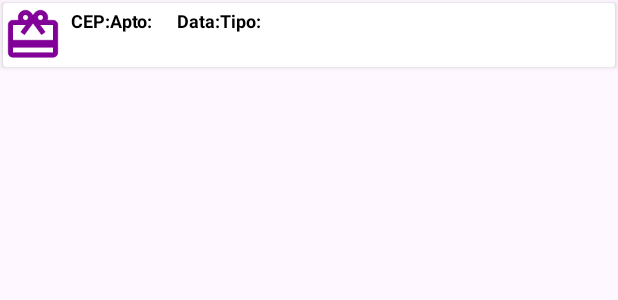
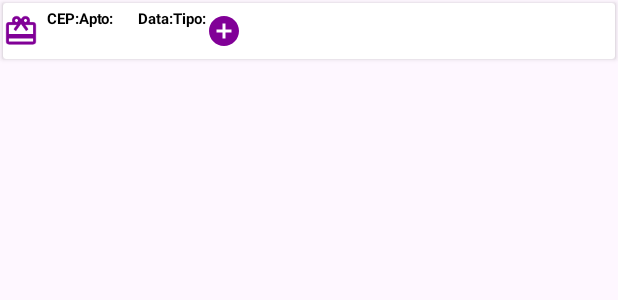
Before and after one commit to barrosjr87/CondominioX2, an Android app: the layout item2.xml on its own in the app's theme, with its tools: preview values and no code run, on a phone screen of 412 x 824 dp. Shown: the top 300 px of the screen. Run offline under Robolectric (Android 15) with nearby library versions, the phone set to English and light mode, and no system bars.

Commit message:
ajuste da recyclerView implantadas

```diff
--- a/app/src/main/java/com/example/condominiox/MoradorActivity.java
+++ b/app/src/main/java/com/example/condominiox/MoradorActivity.java
@@ -50,15 +50,11 @@ public class MoradorActivity extends AppCompatActivity {
     RecyclerView recyclerView;
     ArrayList<Encomendas> userArrayList;
     MyAdapterMorador myAdapter;
-    //FirebaseFirestore dbv;
     ProgressDialog progressDialog;
 
 
     String usuarioID;
     String avisoID;
-    String dataViewID;
-    String codigoViewID;
-    String tipoViewID;
 
 
     @Override
@@ -139,7 +135,7 @@ public class MoradorActivity extends AppCompatActivity {
     private void EventChangeListener() {
 
         db.collection("Encomendas")
-                .whereEqualTo("apto","107")
+                .whereEqualTo("apto","10")
                 .orderBy("data", Query.Direction.DESCENDING)
                 .addSnapshotListener(new EventListener<QuerySnapshot>() {
                     @Override
--- a/app/src/main/res/layout/item2.xml
+++ b/app/src/main/res/layout/item2.xml
@@ -10,8 +10,8 @@
         android:orientation="horizontal">
 
         <ImageView
-            android:layout_width="40dp"
-            android:layout_height="40dp"
+            android:layout_width="24dp"
+            android:layout_height="24dp"
             android:src="@drawable/ic_card"
             android:layout_gravity="center"
             />
@@ -34,7 +34,7 @@
                     android:layout_height="wrap_content"
                     android:text="CEP:"
                     android:textColor="@color/black"
-                    android:textSize="12sp"
+                    android:textSize="10sp"
                     android:textStyle="bold"/>
 
                 <TextView
@@ -44,7 +44,7 @@
                     android:layout_marginStart="8dp"
                     android:text=""
                     android:textColor="@color/blue"
-                    android:textSize="14sp"/>
+                    android:textSize="12sp"/>
             </LinearLayout>
             <LinearLayout
                 android:layout_width="wrap_content"
@@ -57,7 +57,7 @@
                     android:layout_height="wrap_content"
                     android:text="Apto:      "
                     android:textColor="@color/black"
-                    android:textSize="12sp"
+                    android:textSize="10sp"
                     android:textStyle="bold"/>
 
                 <TextView
@@ -67,7 +67,7 @@
                     android:layout_marginStart="8dp"
                     android:text=""
                     android:textColor="@color/blue"
-                    android:textSize="14sp"/>
+                    android:textSize="12sp"/>
             </LinearLayout>
             <LinearLayout
                 android:layout_width="wrap_content"
@@ -80,7 +80,7 @@
                     android:layout_height="wrap_content"
                     android:text="Data:"
                     android:textColor="@color/black"
-                    android:textSize="12sp"
+                    android:textSize="10sp"
                     android:textStyle="bold"/>
 
                 <TextView
@@ -90,7 +90,7 @@
                     android:layout_marginStart="8dp"
                     android:text=""
                     android:textColor="@color/blue"
-                    android:textSize="14sp"/>
+                    android:textSize="12sp"/>
             </LinearLayout>
             <LinearLayout
                 android:layout_width="wrap_content"
@@ -103,7 +103,7 @@
                     android:layout_height="wrap_content"
                     android:text="Tipo:"
                     android:textColor="@color/black"
-                    android:textSize="12sp"
+                    android:textSize="10sp"
                     android:textStyle="bold"/>
 
                 <TextView
@@ -113,11 +113,18 @@
                     android:layout_marginStart="8dp"
                     android:text=""
                     android:textColor="@color/blue"
-                    android:textSize="14sp"/>
+                    android:textSize="12sp"/>
             </LinearLayout>
 
 
         </LinearLayout>
+        <ImageView
+            android:layout_width="24dp"
+            android:layout_height="24dp"
+            android:onClick="encomenda"
+            android:src="@drawable/baseline_add_circle_24"
+            android:layout_gravity="center"
+            />
 
     </LinearLayout>
 
```
Also changed, not shown: app/src/main/res/layout/item.xml (+12 -12 lines), 154 other files.
